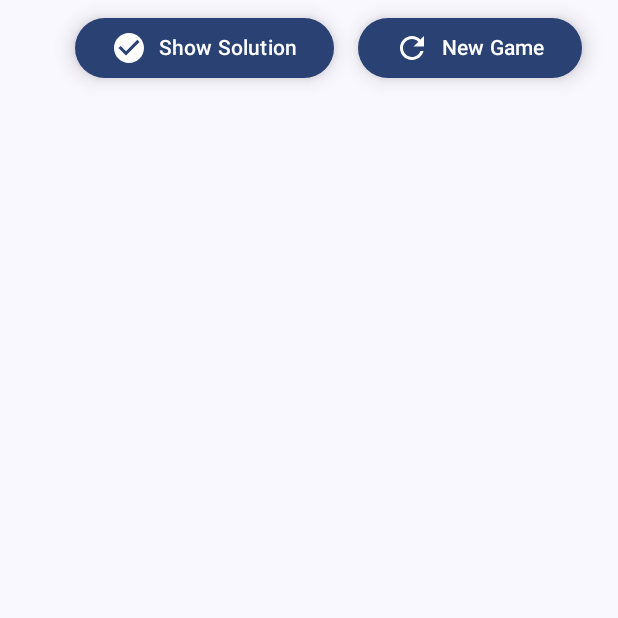
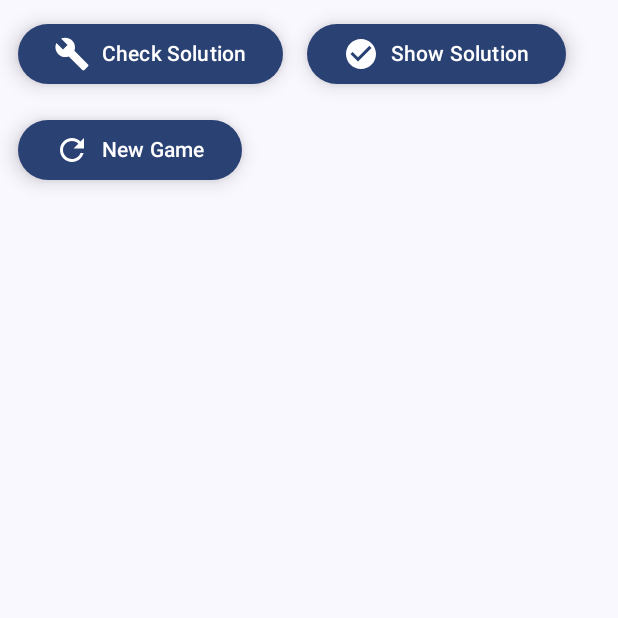
Before and after one commit to Anaf02/sudoku_app, an Android app built with Jetpack Compose: the composable GameButtonsRow shown on its own in the app's theme, on a phone screen of 412 x 824 dp, the top half of it. Run offline under Robolectric (Android 15) with nearby library versions, the phone set to English and light mode, and no system bars.

Commit message:
Refactor buttons

```diff
--- a/app/src/main/java/com/sudoku/widgets/GameButtonsRow.kt
+++ b/app/src/main/java/com/sudoku/widgets/GameButtonsRow.kt
@@ -1,12 +1,15 @@
 package com.sudoku.widgets
 
 import androidx.compose.foundation.layout.Arrangement
+import androidx.compose.foundation.layout.ExperimentalLayoutApi
+import androidx.compose.foundation.layout.FlowRow
 import androidx.compose.foundation.layout.Row
 import androidx.compose.foundation.layout.Spacer
 import androidx.compose.foundation.layout.fillMaxWidth
 import androidx.compose.foundation.layout.padding
 import androidx.compose.foundation.layout.width
 import androidx.compose.material.icons.Icons
+import androidx.compose.material.icons.filled.Build
 import androidx.compose.material.icons.filled.CheckCircle
 import androidx.compose.material.icons.filled.Refresh
 import androidx.compose.material3.Button
@@ -14,37 +17,68 @@ import androidx.compose.material3.ButtonDefaults
 import androidx.compose.material3.Icon
 import androidx.compose.material3.Text
 import androidx.compose.runtime.Composable
+import androidx.compose.ui.Alignment
 import androidx.compose.ui.Modifier
+import androidx.compose.ui.graphics.vector.ImageVector
+import androidx.compose.ui.tooling.preview.Preview
 import androidx.compose.ui.unit.dp
 
+@OptIn(ExperimentalLayoutApi::class)
 @Composable
 fun GameButtonsRow(
     onSolveClick: () -> Unit,
     onNewGameClick: () -> Unit
 ) {
-    Row(
+    FlowRow(
         modifier = Modifier
             .fillMaxWidth()
-            .padding(end = 16.dp),
-        horizontalArrangement = Arrangement.End
+            .padding(4.dp),
+        maxItemsInEachRow = 3
     ) {
-        Button(
+        GameButton(
+            onClick = {},
+            icon = Icons.Default.Build,
+            contentDescription = "Check Solution",
+            text = "Check Solution"
+        )
+        GameButton(
             onClick = onSolveClick,
-            modifier = Modifier.padding(8.dp),
-            elevation = ButtonDefaults.buttonElevation(defaultElevation = 8.dp)
-        ) {
-            Icon(Icons.Default.CheckCircle, contentDescription = "Show Solution")
-            Spacer(modifier = Modifier.width(8.dp))
-            Text("Show Solution")
-        }
-        Button(
+            icon = Icons.Default.CheckCircle,
+            contentDescription = "Show Solution",
+            text = "Show Solution"
+        )
+        GameButton(
             onClick = onNewGameClick,
-            modifier = Modifier.padding(8.dp),
-            elevation = ButtonDefaults.buttonElevation(defaultElevation = 8.dp)
-        ) {
-            Icon(Icons.Default.Refresh, contentDescription = "New Game")
-            Spacer(modifier = Modifier.width(8.dp))
-            Text("New Game")
-        }
+            icon = Icons.Default.Refresh,
+            contentDescription = "New Game",
+            text = "New Game"
+        )
     }
 }
+
+@Composable
+fun GameButton(
+    onClick: () -> Unit,
+    icon: ImageVector,
+    contentDescription: String,
+    text: String
+) {
+    Button(
+        onClick = onClick,
+        modifier = Modifier.padding(8.dp),
+        elevation = ButtonDefaults.buttonElevation(defaultElevation = 8.dp)
+    ) {
+        Icon(icon, contentDescription = contentDescription)
+        Spacer(modifier = Modifier.width(8.dp))
+        Text(text)
+    }
+}
+
+@Preview(showBackground = true)
+@Composable
+fun GameButtonsRowPreview() {
+    GameButtonsRow(
+        onSolveClick = {},
+        onNewGameClick = {}
+    )
+}
```
